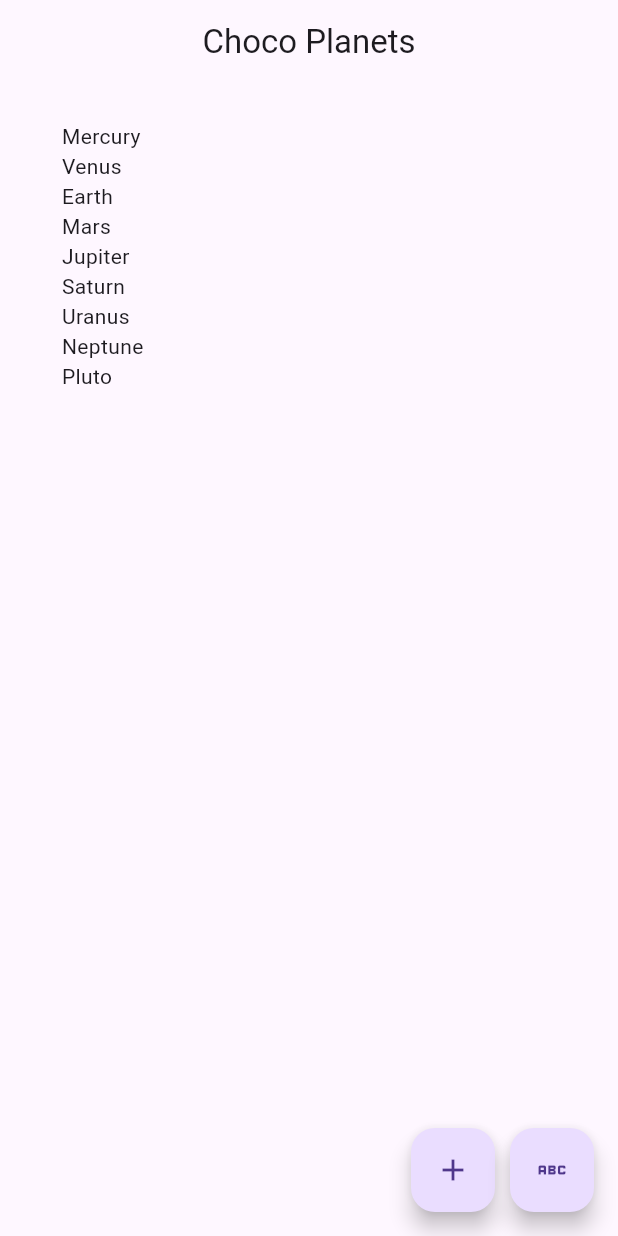
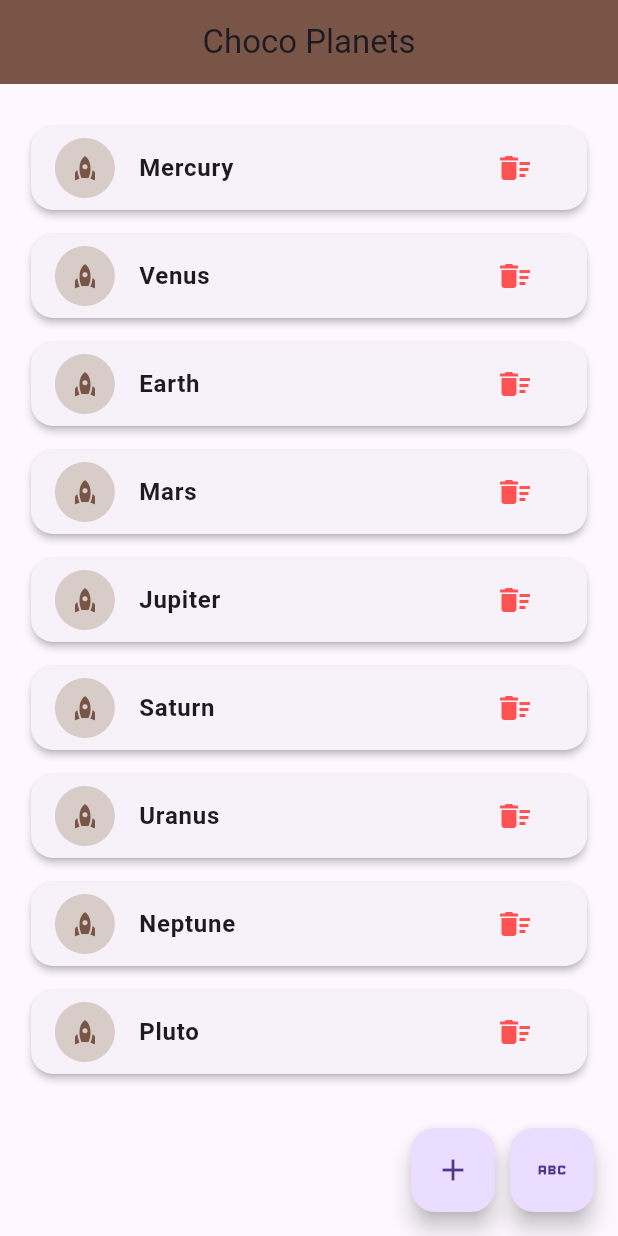
Before and after one commit to Chocoveloper/choco_planets, a Flutter app: the screen it shows after launch, on a phone screen of 412 x 824 dp. Run offline on Flutter 3.47's test engine with Material 3 defaults, Android fonts, the phone set to English and light mode, and no system bars.

Commit message:
v1.6.0: Slivers, Cards, Responsivity and CRUD

```diff
--- a/lib/main.dart
+++ b/lib/main.dart
@@ -10,21 +10,19 @@ class MyApp extends StatelessWidget {
     return MaterialApp(
       debugShowCheckedModeBanner: false,
       title: 'Material App',
-      home: Scaffold(
-        body: ChocoHome(),
-      ),
+      home: Scaffold(body: ChocoHomeSliver()),
     );
   }
 }
 
-class ChocoHome extends StatefulWidget {
-  const ChocoHome({super.key});
+class ChocoHomeSliver extends StatefulWidget {
+  const ChocoHomeSliver({super.key});
 
   @override
-  State<ChocoHome> createState() => _ChocoHomeState();
+  State<ChocoHomeSliver> createState() => _ChocoHomeSliverState();
 }
 
-class _ChocoHomeState extends State<ChocoHome> {
+class _ChocoHomeSliverState extends State<ChocoHomeSliver> {
   final List<String> planets = [
     'Mercury',
     'Venus',
@@ -36,6 +34,7 @@ class _ChocoHomeState extends State<ChocoHome> {
     'Neptune',
     'Pluto',
   ];
+
   final List<String> newPlanets = [
     'Aiur',
     'Char',
@@ -50,20 +49,62 @@ class _ChocoHomeState extends State<ChocoHome> {
   @override
   Widget build(BuildContext context) {
     final size = MediaQuery.of(context).size.width;
+
     return Scaffold(
-        appBar: AppBar(centerTitle: true, title: const Text('Choco Planets')),
       body: Center(
         child: ConstrainedBox(
           constraints: const BoxConstraints(maxWidth: 600.0),
-            child: ListView.builder(
-              padding: EdgeInsets.symmetric(
-                horizontal: size * 0.1,
-                vertical: 25.0,
+          child: CustomScrollView(
+            slivers: [
+              const SliverAppBar(
+                centerTitle: true,
+                title: Text('Choco Planets'),
+                backgroundColor: Colors.brown,
+                pinned: true, // Esto hace que no desaparezca el título al bajar
               ),
-              itemCount: planets.length,
-              itemBuilder: (context, index) {
-                return Text(planets[index]);
+              SliverPadding(
+                padding: EdgeInsetsGeometry.fromLTRB(
+                  size * 0.05,
+                  20.0,
+                  size * 0.05,
+                  120.0,
+                ),
+                sliver: SliverList(
+                  delegate: SliverChildBuilderDelegate((context, index) {
+                    //return Text(planets[index]);
+                    return Card(
+                      elevation: 2.0,
+                      margin: const EdgeInsets.symmetric(vertical: 8.0),
+                      shape: RoundedRectangleBorder(
+                        borderRadius: BorderRadius.circular(15.0),
+                      ),
+                      child: ListTile(
+                        leading: CircleAvatar(
+                          backgroundColor: Colors.brown.shade100,
+                          child: const Icon(
+                            Icons.rocket,
+                            color: Colors.brown,
+                            size: 20.0,
+                          ),
+                        ),
+                        title: Text(
+                          planets[index],
+                          style: const TextStyle(fontWeight: FontWeight.bold),
+                        ),
+                        trailing: IconButton(
+                          onPressed: () {
+                            setState(() {
+                              planets.removeAt(index);
+                            });
                           },
+                          icon: const Icon(Icons.delete_sweep, color: Colors.redAccent),
+                        ),
+                      ),
+                    );
+                  }, childCount: planets.length),
+                ),
+              ),
+            ],
           ),
         ),
       ),
@@ -74,13 +115,11 @@ class _ChocoHomeState extends State<ChocoHome> {
             //Este botón añade la frase hay un nuevo Choco-Planeta y continua el conteo
             onPressed: () {
               setState(() {
-                  planets.add(
-                    'Hay un nuevo Choco-Planeta ${planets.length + 1}',
-                  );
+                planets.add('Hay un nuevo Choco-Planeta ${planets.length + 1}');
               });
             },
             heroTag: 'ChocoPlanets',
-              child: Icon(Icons.add),
+            child: const Icon(Icons.add),
           ),
           const SizedBox(width: 10.0),
           FloatingActionButton(
@@ -95,14 +134,14 @@ class _ChocoHomeState extends State<ChocoHome> {
                 } else {
                   ScaffoldMessenger.of(context).showSnackBar(
                     const SnackBar(
-                        content: Text('No hay más planetas para añadir'),
+                      content: Text('No hay más planetas para añadir.'),
                     ),
                   );
                 }
               });
             },
             heroTag: 'Sector Kropulu',
-              child: Icon(Icons.abc),
+            child: const Icon(Icons.abc),
           ),
         ],
       ),
```
Lines whose indentation alone changed are shown as unchanged.
